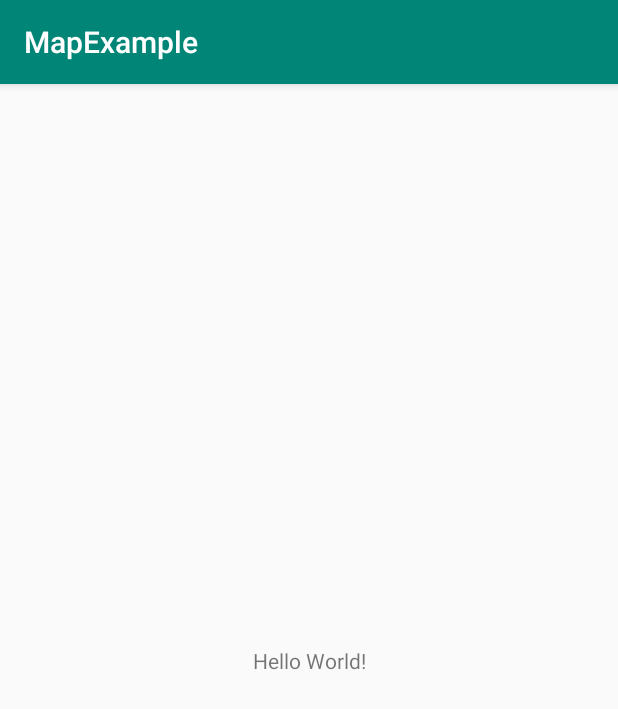
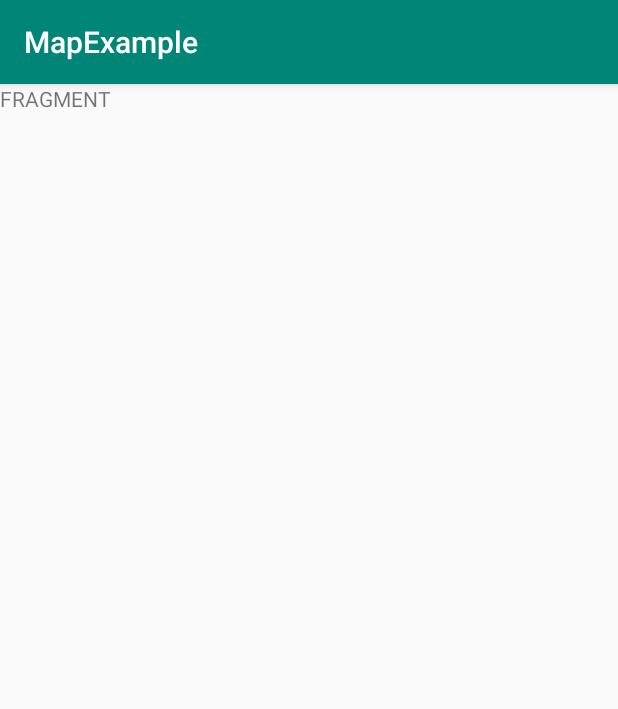
Before and after one commit to rsalomao2/find-taxy, an Android app: the screen it shows after launch (MainActivity), on a phone screen of 412 x 824 dp. Shown: the top 709 px of the screen. Run offline under Robolectric (Android 15) with nearby library versions, the phone set to English and light mode, and no system bars.

Commit message:
inflating dummy fragment

```diff
--- a/app/build.gradle
+++ b/app/build.gradle
@@ -24,9 +24,10 @@ android {
 
 dependencies {
     implementation fileTree(dir: 'libs', include: ['*.jar'])
-    implementation"org.jetbrains.kotlin:kotlin-stdlib-jdk7:$kotlin_version"
+    implementation "org.jetbrains.kotlin:kotlin-stdlib-jdk7:$kotlin_version"
     implementation 'com.android.support:appcompat-v7:28.0.0'
     implementation 'com.android.support.constraint:constraint-layout:1.1.3'
+    implementation 'com.android.support:support-v4:28.0.0'
     testImplementation 'junit:junit:4.12'
     androidTestImplementation 'com.android.support.test:runner:1.0.2'
     androidTestImplementation 'com.android.support.test.espresso:espresso-core:3.0.2'
--- /dev/null
+++ b/app/src/main/java/com/mapexample/CarListFragment.kt
@@ -0,0 +1,20 @@
+package com.mapexample
+
+
+import android.os.Bundle
+import android.support.v4.app.Fragment
+import android.view.LayoutInflater
+import android.view.View
+import android.view.ViewGroup
+
+class CarListFragment : Fragment() {
+
+    override fun onCreateView(
+        inflater: LayoutInflater, container: ViewGroup?,
+        savedInstanceState: Bundle?
+    ): View? {
+        return inflater.inflate(R.layout.fragment_car_list, container, false)
+    }
+
+
+}
--- a/app/src/main/res/layout/activity_main.xml
+++ b/app/src/main/res/layout/activity_main.xml
@@ -6,14 +6,14 @@
         android:layout_width="match_parent"
         android:layout_height="match_parent"
         tools:context=".MainActivity">
-
-    <TextView
-            android:layout_width="wrap_content"
-            android:layout_height="wrap_content"
-            android:text="Hello World!"
+    <fragment
+            android:id="@+id/fragment"
+            android:layout_width="0dp"
+            android:layout_height="0dp"
+            android:name="com.mapexample.CarListFragment"
+            app:layout_constraintTop_toTopOf="parent"
+            app:layout_constraintStart_toStartOf="parent"
+            app:layout_constraintEnd_toEndOf="parent"
             app:layout_constraintBottom_toBottomOf="parent"
-            app:layout_constraintLeft_toLeftOf="parent"
-            app:layout_constraintRight_toRightOf="parent"
-            app:layout_constraintTop_toTopOf="parent"/>
-
+    />
 </android.support.constraint.ConstraintLayout>
--- /dev/null
+++ b/app/src/main/res/layout/fragment_car_list.xml
@@ -0,0 +1,14 @@
+<?xml version="1.0" encoding="utf-8"?>
+<FrameLayout xmlns:android="http://schemas.android.com/apk/res/android"
+             xmlns:tools="http://schemas.android.com/tools"
+             android:layout_width="match_parent"
+             android:layout_height="match_parent"
+             tools:context=".CarListFragment">
+
+    <!-- TODO: Update blank fragment layout -->
+    <TextView
+            android:layout_width="match_parent"
+            android:layout_height="match_parent"
+            android:text="FRAGMENT"/>
+
+</FrameLayout>
--- a/app/src/main/res/values/strings.xml
+++ b/app/src/main/res/values/strings.xml
@@ -1,3 +1,6 @@
 <resources>
     <string name="app_name">MapExample</string>
+
+    <!-- TODO: Remove or change this placeholder text -->
+    <string name="hello_blank_fragment">Hello blank fragment</string>
 </resources>
```
